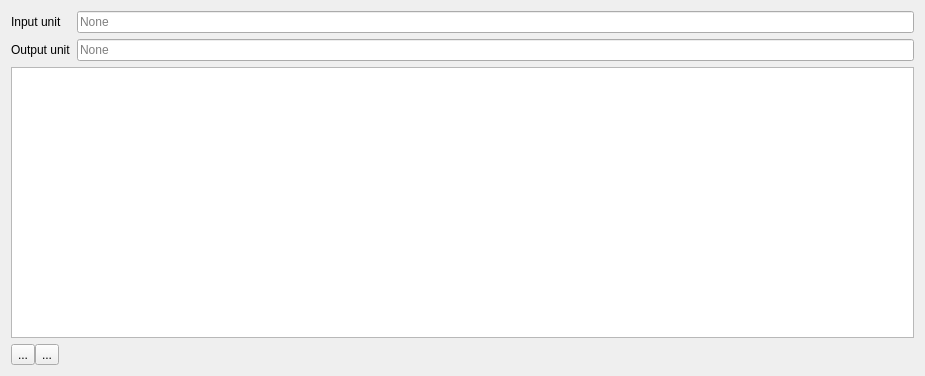
The window that caqtus/gui/condetrol/device_configuration_editors/sequencer_configuration_editor/channel_output_editor/calibrated_analog_mapping_widget.ui (light-scattering-iogs/caqtus) describes before a commit, drawn with Qt 5.
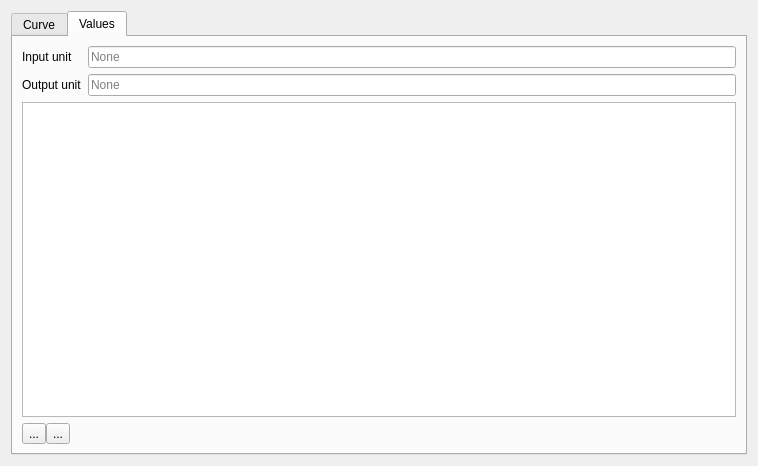
The same window after the commit. The open tabs and pages were chosen to show the change.

Commit message: Separate curve and values in to distinct tabs for analog mapping node in sequencer editor

Patch:
```diff
--- a/caqtus/gui/condetrol/device_configuration_editors/sequencer_configuration_editor/channel_output_editor/calibrated_analog_mapping_widget.ui
+++ b/caqtus/gui/condetrol/device_configuration_editors/sequencer_configuration_editor/channel_output_editor/calibrated_analog_mapping_widget.ui
@@ -6,8 +6,8 @@
    <rect>
     <x>0</x>
     <y>0</y>
-    <width>925</width>
-    <height>376</height>
+    <width>758</width>
+    <height>466</height>
    </rect>
   </property>
   <property name="windowTitle">
@@ -15,6 +15,22 @@
   </property>
   <layout class="QHBoxLayout" name="horizontalLayout_2">
    <item>
+    <widget class="QTabWidget" name="tabWidget">
+     <property name="currentIndex">
+      <number>0</number>
+     </property>
+     <widget class="QWidget" name="curve_tab">
+      <attribute name="title">
+       <string>Curve</string>
+      </attribute>
+      <layout class="QVBoxLayout" name="verticalLayout_2"/>
+     </widget>
+     <widget class="QWidget" name="tab_2">
+      <attribute name="title">
+       <string>Values</string>
+      </attribute>
+      <layout class="QVBoxLayout" name="verticalLayout_3">
+       <item>
     <layout class="QVBoxLayout" name="verticalLayout">
      <item>
       <layout class="QFormLayout" name="formLayout">
@@ -93,6 +109,10 @@
       </layout>
      </item>
     </layout>
+       </item>
+      </layout>
+     </widget>
+    </widget>
    </item>
   </layout>
  </widget>
```
Lines whose indentation alone changed are shown as unchanged. The commit also changes 3 other files.
